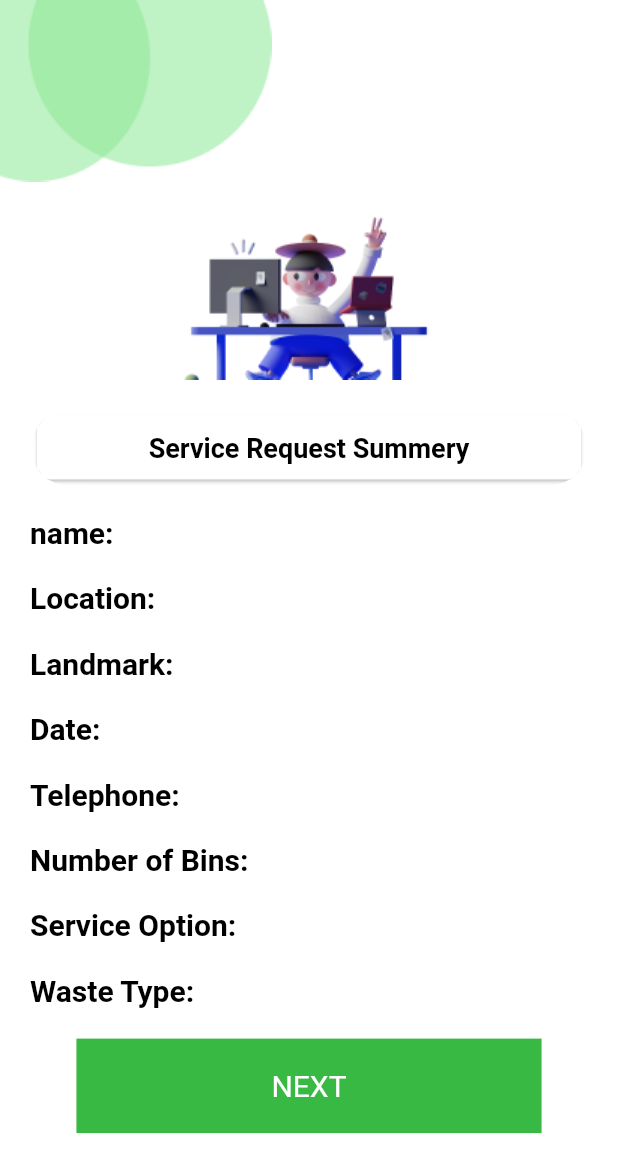
After one commit to Team-404-Hackerthon-Project/Wasty_Mobile, a Flutter app: the screen it shows after launch, after a tap on "NEXT", on a phone screen of 412 x 824 dp. The commit adds this screen. Shown: the top 1173 px of the screen. Run offline on Flutter 3.47's test engine with Material 2 defaults, Android fonts, the light colour scheme and no system bars; our stand-ins replace device_preview, get; Roboto replaces fonts that are missing (Poppins).

Commit message:
requst page and dashbord

```diff
--- a/lib/components/custom_button.dart
+++ b/lib/components/custom_button.dart
@@ -3,8 +3,13 @@ import 'package:wasty/constants.dart';
 
 class CustomButton extends StatelessWidget {
   final String buttonName;
+  final VoidCallback onPress;
 
-  const CustomButton({super.key,required this.buttonName});
+  const CustomButton({
+    Key? key, // Add the Key parameter here
+    required this.buttonName,
+    required this.onPress,
+  }) : super(key: key);
 
   @override
   Widget build(BuildContext context) {
@@ -13,26 +18,20 @@ class CustomButton extends StatelessWidget {
         backgroundColor: buttonColor,
         foregroundColor: buttonTextColor,
         elevation: 0,
-          padding: EdgeInsetsDirectional.symmetric(horizontal: 130, vertical: 20),
+        padding: const EdgeInsetsDirectional.symmetric(horizontal: 130, vertical: 20),
         shape: RoundedRectangleBorder(
           borderRadius: BorderRadius.circular(0.0),
         ),
-          textStyle: TextStyle(
+        textStyle: const TextStyle(
           fontSize: 20,
-          )
-
-
         ),
-        onPressed: (){},
+      ),
+      onPressed: () {
+        onPress(); // Call the onPress callback here
+      },
       child: Text(
         buttonName,
       ),
-
     );
   }
 }
-
-
-void routeNavigator (String route, context , Widget object){
-  Navigator.push(context, MaterialPageRoute(builder: (context) => object));
-}
--- /dev/null
+++ b/lib/components/verification_details.dart
@@ -0,0 +1,13 @@
+import 'package:flutter/material.dart';
+
+class VerifyRequest {
+  final String verifyName;
+  final String verifyAnswer; // Corrected the typo
+
+  VerifyRequest({required this.verifyAnswer, required this.verifyName}); // Corrected parameter names
+}
+
+List<VerifyRequest> verify = [
+  VerifyRequest(verifyName: 'Name', verifyAnswer: 'Akwasi Mensah'),
+  VerifyRequest(verifyName: 'Name', verifyAnswer: 'Akwasi Mensah'),
+];
--- a/lib/constants.dart
+++ b/lib/constants.dart
@@ -1,7 +1,7 @@
 import 'package:flutter/material.dart';
 
 
-const Color? bodyColor = Color(0xFFFFFFFF);
+Color? bodyColor = Color(0xFFFFFFFF);
 Color buttonColor = Color(0xFF37B943);
 Color buttonTextColor = Color(0xFFFFFFFF);
 Color formFieldColor = Color(0xFFEEEEEE);
--- a/lib/main.dart
+++ b/lib/main.dart
@@ -1,19 +1,14 @@
 import 'package:flutter/material.dart';
 import 'package:device_preview/device_preview.dart';
+import 'package:get/get.dart';
 
-import 'package:wasty/screens/registration_screen.dart';
-import 'package:wasty/screens/forgot_password_screen.dart';
-import 'package:wasty/screens/sign_in_screen.dart';
 import 'screens/home.dart';
-import 'screens/splash_screen.dart';
 
 void main() => runApp(
   DevicePreview(
     builder: (context) => MyApp(), // Wrap your app
   ),
-
   // const MyApp()
-
 );
 
 class MyApp extends StatelessWidget {
@@ -22,23 +17,24 @@ class MyApp extends StatelessWidget {
 
   @override
   Widget build(BuildContext context) {
-    return MaterialApp(
+    return GetMaterialApp(
       useInheritedMediaQuery: true,
-      title: 'Flutter Demo',
+      debugShowCheckedModeBanner: false,
+      title: 'Wasty',
       theme: ThemeData(
 
         colorScheme: ColorScheme.fromSeed(seedColor: Color(0xFF00BD15)),
-        useMaterial3: true,
+        //useMaterial3: true,
       ),
-      home: SplashScreen(),
+      home: DashBord(),
 
-      routes: {
-        '/splash': (context) => SplashScreen(),
-        '/registration': (context) => RegistrationScreen(),
-        '/forgot': (context) => ForgotPasswordScreen(),
-        '/signin': (context) => SignInScreen(),
-        '/landing': (context) => DashBord(),
-      },
+      // routes: {
+      //   '/splash': (context) => SplashScreen(),
+      //   '/registration': (context) => RegistrationScreen(),
+      //   '/forgot': (context) => ForgotPasswordScreen(),
+      //   '/signin': (context) => SignInScreen(),
+      //   '/landing': (context) => DashBord(),
+      // },
     );
   }
 }
--- a/lib/screens/forgot_password_screen.dart
+++ b/lib/screens/forgot_password_screen.dart
@@ -50,7 +50,7 @@ class ForgotPasswordScreen extends StatelessWidget {
                 'Wasty is a waste management application. Here you\'ll be able to connect with your nearest vendors based on your location'),
           )),
           SizedBox(height: 30,),
-          Center(child: CustomButton(buttonName:'Get Started')),
+          Center(child: CustomButton(buttonName:'Get Started', onPress: () {  },)),
         ],
       ) ,
 
--- a/lib/screens/home.dart
+++ b/lib/screens/home.dart
@@ -1,6 +1,10 @@
 import 'package:flutter/material.dart';
+import 'package:get/get.dart';
 
+import '../components/custom_button.dart';
+import '../constants.dart';
 import '../widgets/textfields_widgets.dart';
+import 'verify.dart';
 
 class DashBord extends StatefulWidget {
   @override
@@ -14,18 +18,28 @@ class _DashBordState extends State<DashBord> {
   final _landmark = TextEditingController();
   final _date = TextEditingController();
   final _phone = TextEditingController();
-  final _bins = TextEditingController();
+  //final _bins = TextEditingController();
+
+  List<String> numberOfBins = [
+    ' ',
+    '1',
+    '2',
+    '3',
+    '4',
+    '5',
+  ];
+  String? selectednumberOfBins = ' ';
 
   List<String> WasteType = [
     ' ',
     'Household Waste',
-    'Recyclables(Paper, Plastics, etc)',
-    'Hazardous (chemicals, batteries, etc)',
+    'Recyclables',
+    'Hazardous',
     'Organic Waste'
   ];
   String? selectedWasteType = ' ';
 
-  List<String> ServiceOption = [
+  List<String> serviceOption = [
     ' ',
     'One-time-picker',
     'Regular Pickup',
@@ -35,6 +49,7 @@ class _DashBordState extends State<DashBord> {
   Widget build(BuildContext context) {
     double size = MediaQuery.of(context).size.width;
     return Scaffold(
+      backgroundColor: bodyColor,
       body: Column(
         children: [
           Flexible(
@@ -93,7 +108,9 @@ class _DashBordState extends State<DashBord> {
               ],
             ),
           ),
-          Flexible(
+          Form(
+            key: _formKey,
+            child: Flexible(
               flex: 2,
               child: SingleChildScrollView(
                 child: Column(
@@ -203,16 +220,51 @@ class _DashBordState extends State<DashBord> {
                         ],
                       ),
                     ),
-                  MyTextField(
-                    controller: _bins,
-                    keyboardType: TextInputType.number,
-                    validator: (value) {
-                      if (value == null || value.isEmpty) {
-                        return 'Please enter number of Bins';
-                      }
-                      return null;
+                    // MyTextField(
+                    //   controller: _bins,
+                    //   keyboardType: TextInputType.phone,
+                    //   validator: (value) {
+                    //     if (value == null || value.isEmpty) {
+                    //       return 'Please enter number of Bins';
+                    //     }
+                    //     return null;
+                    //   },
+                    //   cardName: 'Number of Bins',
+                    // ),
+
+                    Padding(
+                      padding: const EdgeInsets.all(8.0),
+                      child: Column(
+                        crossAxisAlignment: CrossAxisAlignment.start,
+                        children: [
+                          const Text('Number of bins'),
+                          Card(
+                            elevation: 3,
+                            child: DropdownButtonFormField<String>(
+                              decoration: const InputDecoration(
+                                border: InputBorder.none,
+                                hintText: ' ',
+                                contentPadding: EdgeInsets.zero,
+                              ),
+                              items:
+                                  numberOfBins.map<DropdownMenuItem<String>>(
+                                      (String value) {
+                                return DropdownMenuItem<String>(
+                                  value: value,
+                                  child: Text(value),
+                                );
+                              }).toList(),
+                              onChanged: (String? newValue) {
+                                // Handle dropdown value changes here
+
+                                selectednumberOfBins = newValue;
                               },
-                    cardName: 'Number of Bins',
+                              // Set an initial value if needed
+                              value: selectednumberOfBins,
+                            ),
+                          ),
+                        ],
+                      ),
                     ),
                     Padding(
                       padding: const EdgeInsets.all(8.0),
@@ -228,7 +280,8 @@ class _DashBordState extends State<DashBord> {
                                 hintText: ' ',
                                 contentPadding: EdgeInsets.zero,
                               ),
-                            items: ServiceOption.map<DropdownMenuItem<String>>(
+                              items:
+                                  serviceOption.map<DropdownMenuItem<String>>(
                                       (String value) {
                                 return DropdownMenuItem<String>(
                                   value: value,
@@ -247,7 +300,34 @@ class _DashBordState extends State<DashBord> {
                         ],
                       ),
                     ),
+                    CustomButton(
+                      buttonName: 'NEXT',
+                      onPress: () {
+                    //if (_formKey.currentState!.validate()) {
+
+
+                      // Navigate to the next screen
+                      Get.to(const SubmitInformation(),
+                      arguments: {
+                         'name': _nameController.text,
+                         'location': _location.text,
+                         'landMark': _landmark.text,
+                         'date': _date.text.toString(),
+                         'phone': _phone.text.toString(),
+                         'selectedWasteType': selectedWasteType.toString(),
+                         'selectednumberOfBins': selectednumberOfBins.toString(),
+                         'selectedServiceOption': selectedServiceOption.toString()
+                      },
+                          duration: const Duration(seconds: 1),
+                          transition: Transition.native);
+                    //}
+                      },
+                    ),
+                    SizedBox(
+                      height: size * 0.03,
+                    )
                   ],
+                ),
               ),
             ),
           ),
--- a/lib/screens/registration_screen.dart
+++ b/lib/screens/registration_screen.dart
@@ -50,7 +50,7 @@ class RegistrationScreen extends StatelessWidget {
                 'Wasty is a waste management application. Here you\'ll be able to connect with your nearest vendors based on your location'),
           )),
           SizedBox(height: 30,),
-          Center(child: CustomButton(buttonName:'Get Started')),
+          Center(child: CustomButton(buttonName:'Get Started', onPress: () {  },)),
         ],
       ) ,
 
--- a/lib/screens/sign_in_screen.dart
+++ b/lib/screens/sign_in_screen.dart
@@ -50,7 +50,7 @@ class SignInScreen extends StatelessWidget {
                 'Wasty is a waste management application. Here you\'ll be able to connect with your nearest vendors based on your location'),
           )),
           SizedBox(height: 30,),
-          Center(child: CustomButton(buttonName:'Get Started')),
+          Center(child: CustomButton(buttonName:'Get Started', onPress: () {  },)),
         ],
       ) ,
 
--- a/lib/screens/splash_screen.dart
+++ b/lib/screens/splash_screen.dart
@@ -9,16 +9,16 @@ class SplashScreen extends StatelessWidget {
   Widget build(BuildContext context) {
     return Scaffold(
       backgroundColor: bodyColor,
-      body: Column(
+      body:  Column(
         crossAxisAlignment: CrossAxisAlignment.start,
         children: [
-          Image(
+          const Image(
             image: AssetImage(
                 'assets/images/overlapping_circles.png'
             ),
           ),
 
-          Center(
+          const Center(
             child: Text(
                 'Wasty',
               style: TextStyle(
@@ -27,7 +27,7 @@ class SplashScreen extends StatelessWidget {
             ),
           ),
 
-          Center(
+          const Center(
             child: Image(
                 image: AssetImage(
                   'assets/images/lady_next_to_phone.png'
@@ -35,22 +35,22 @@ class SplashScreen extends StatelessWidget {
             ),
           ),
 
-          SizedBox(height: 20,),
+          const SizedBox(height: 20,),
 
-          Center(child: Text('Manage your waste effectively!')),
+          const Center(child: Text('Manage your waste effectively!')),
 
-          SizedBox(height: 20,),
+          const SizedBox(height: 20,),
 
-          Center(child: Padding(
-            padding: const EdgeInsets.symmetric(horizontal: 80, vertical: 40),
+          const Center(child: Padding(
+            padding: EdgeInsets.symmetric(horizontal: 80, vertical: 40),
             child:
               Text(
                 maxLines: 4,
                 textAlign: TextAlign.center,
                   'Wasty is a waste management application. Here you\'ll be able to connect with your nearest vendors based on your location'),
           )),
-          SizedBox(height: 30,),
-          Center(child: CustomButton(buttonName:'Get Started')),
+          const SizedBox(height: 30,),
+          Center(child: CustomButton(buttonName:'Get Started', onPress: () {  },)),
         ],
       ) ,
 
--- /dev/null
+++ b/lib/screens/verify.dart
@@ -0,0 +1,251 @@
+import 'package:flutter/material.dart';
+import 'package:get/get.dart';
+
+import '../components/custom_button.dart';
+import '../components/verification_details.dart';
+import '../constants.dart';
+
+class SubmitInformation extends StatelessWidget {
+  const SubmitInformation({super.key});
+
+  @override
+  Widget build(BuildContext context) {
+    double size = MediaQuery.of(context).size.width;
+    final requstArguments = Get.arguments;
+
+    final userName = requstArguments['name'] ?? 'Default Name';
+final location = requstArguments['location'] ?? 'Default Location';
+final landMark = requstArguments['landMark'] ?? 'Default Landmark';
+final date = requstArguments['date'] ?? 'Default Date';
+final phone = requstArguments['phone'] ?? 'Default Phone';
+final selectednumberOfBins = requstArguments['selectednumberOfBins'] ?? 'Default Bins';
+final selectedWasteType = requstArguments['selectedWasteType'] ?? 'Default Waste Type';
+final selectedServiceOption = requstArguments['selectedServiceOption'] ?? 'Default Service Option';
+
+    return Scaffold(
+        backgroundColor: bodyColor,
+        body: Column(
+          crossAxisAlignment: CrossAxisAlignment.start,
+          children: [
+            const Image(
+              image: AssetImage('assets/images/overlapping_circles.png'),
+            ),
+            const Center(
+              child: Image(
+                image: AssetImage('assets/images/verify.png'),
+              ),
+            ),
+            SizedBox(
+              height: size * 0.05,
+            ),
+            Center(
+              child: SizedBox(
+                height: 50,
+                width: double.infinity,
+                child: Padding(
+                  padding: EdgeInsets.symmetric(horizontal: size * 0.05),
+                  child: ClipRRect(
+                    borderRadius: BorderRadius.circular(80.0),
+                    child: const Card(
+                      color: Colors.white,
+                      child: Center(
+                          child: Text(
+                        'Service Request Summery',
+                        style: TextStyle(
+                          fontFamily: 'Poppins',
+                          fontSize: 18,
+                          fontWeight: FontWeight.w700,
+                          color: Color(0xFF000000),
+                        ),
+                      )),
+                    ),
+                  ),
+                ),
+              ),
+            ),
+             Padding(
+              padding: const EdgeInsets.all(20.0),
+              child: Column(
+                children: [
+                   Row(
+                    mainAxisAlignment: MainAxisAlignment.spaceBetween,
+                    children: [
+                      const Text('name:',
+                          style: TextStyle(
+                          fontFamily: 'Poppins',
+                          fontSize: 20,
+                          fontWeight: FontWeight.w700,
+                          color: Color(0xFF000000),
+                        ),),
+                      Text(userName, style: const TextStyle(
+                          fontFamily: 'Poppins',
+                          fontSize: 18,
+                          fontWeight: FontWeight.w500,
+                          color: Color(0xFF474A56),
+                        ),),
+                    ],
+                  ),
+                  SizedBox(height: size*0.05,),
+
+                   Row(
+                    mainAxisAlignment: MainAxisAlignment.spaceBetween,
+                    children: [
+                      const Text('Location:',
+                          style: TextStyle(
+                          fontFamily: 'Poppins',
+                          fontSize: 20,
+                          fontWeight: FontWeight.w700,
+                          color: Color(0xFF000000),
+                        ),),
+                      Text(location, style: const TextStyle(
+                          fontFamily: 'Poppins',
+                          fontSize: 18,
+                          fontWeight: FontWeight.w500,
+                          color: Color(0xFF474A56),
+                        ),),
+                    ],
+                  ),
+                  SizedBox(height: size*0.05,),
+
+                   Row(
+                    mainAxisAlignment: MainAxisAlignment.spaceBetween,
+                    children: [
+                      const Text('Landmark:',
+                          style: TextStyle(
+                          fontFamily: 'Poppins',
+                          fontSize: 20,
+                          fontWeight: FontWeight.w700,
+                          color: Color(0xFF000000),
+                        ),),
+                      Text(landMark, style: const TextStyle(
+                          fontFamily: 'Poppins',
+                          fontSize: 18,
+                          fontWeight: FontWeight.w500,
+                          color: Color(0xFF474A56),
+                        ),),
+                    ],
+                  ),
+                  SizedBox(height: size*0.05,),
+
+                   Row(
+                    mainAxisAlignment: MainAxisAlignment.spaceBetween,
+                    children: [
+                      const Text('Date:',
+                          style: TextStyle(
+                          fontFamily: 'Poppins',
+                          fontSize: 20,
+                          fontWeight: FontWeight.w700,
+                          color: Color(0xFF000000),
+                        ),),
+                      Text(date, style: const TextStyle(
+                          fontFamily: 'Poppins',
+                          fontSize: 18,
+                          fontWeight: FontWeight.w500,
+                          color: Color(0xFF474A56),
+                        ),),
+                    ],
+                  ),
+                  SizedBox(height: size*0.05,),
+
+                   Row(
+                    mainAxisAlignment: MainAxisAlignment.spaceBetween,
+                    children: [
+                      const Text('Telephone:',
+                          style: TextStyle(
+                          fontFamily: 'Poppins',
+                          fontSize: 20,
+                          fontWeight: FontWeight.w700,
+                          color: Color(0xFF000000),
+                        ),),
+                      Text(phone, style: const TextStyle(
+                          fontFamily: 'Poppins',
+                          fontSize: 18,
+                          fontWeight: FontWeight.w500,
+                          color: Color(0xFF474A56),
+                        ),),
+                    ],
+                  ),
+                  SizedBox(height: size*0.05,),
+
+                   Row(
+                    mainAxisAlignment: MainAxisAlignment.spaceBetween,
+                    children: [
+                      const Text('Number of Bins:',
+                          style: TextStyle(
+                          fontFamily: 'Poppins',
+                          fontSize: 20,
+                          fontWeight: FontWeight.w700,
+                          color: Color(0xFF000000),
+                        ),),
+                      Text(selectednumberOfBins, style: const TextStyle(
+                          fontFamily: 'Poppins',
+                          fontSize: 18,
+                          fontWeight: FontWeight.w500,
+                          color: Color(0xFF474A56),
+                        ),),
+                    ],
+                  ),
+                  SizedBox(height: size*0.05,),
+
+                   Row(
+                    mainAxisAlignment: MainAxisAlignment.spaceBetween,
+                    children: [
+                      const Text('Service Option:',
+                          style: TextStyle(
+                          fontFamily: 'Poppins',
+                          fontSize: 20,
+                          fontWeight: FontWeight.w700,
+                          color: Color(0xFF000000),
+                        ),),
+                      Text(selectedServiceOption.toString(), style: const TextStyle(
+                          fontFamily: 'Poppins',
+                          fontSize: 18,
+                          fontWeight: FontWeight.w500,
+                          color: Color(0xFF474A56),
+                        ),),
+                    ],
+                  ),
+                  SizedBox(height: size*0.05,),
+
+                   Row(
+                    mainAxisAlignment: MainAxisAlignment.spaceBetween,
+                    children: [
+                      const Text('Waste Type:',
+                          style: TextStyle(
+                          fontFamily: 'Poppins',
+                          fontSize: 20,
+                          fontWeight: FontWeight.w700,
+                          color: Color(0xFF000000),
+                        ),),
+                      Text(selectedWasteType.toString(), style: const TextStyle(
+                          fontFamily: 'Poppins',
+                          fontSize: 18,
+                          fontWeight: FontWeight.w500,
+                          color: Color(0xFF474A56),
+                        ),),
+                    ],
+                  ),
+                  SizedBox(height: size*0.05,),
+
+                  CustomButton(
+                      buttonName: 'NEXT',
+                      onPress: () {
+                    //if (_formKey.currentState!.validate()) {
+
+
+                      // Navigate to the next screen
+                      Get.to(const SubmitInformation(),
+
+                          duration: const Duration(seconds: 1),
+                          transition: Transition.native);
+                    //}
+                      },
+                    ),
+
+                ],
+              ),
+            )
+          ],
+        ));
+  }
+}
--- a/lib/widgets/textfields_widgets.dart
+++ b/lib/widgets/textfields_widgets.dart
@@ -37,8 +37,9 @@ class _MyTextFieldState extends State<MyTextField> {
               keyboardType: widget.keyboardType,
               controller: widget.controller,
               validator: widget.validator,
-              cursorColor: Colors.black,
+              cursorColor: const Color(0xFF00BD15),
               decoration: InputDecoration(
+                fillColor: Colors.white,
                 filled: true,
                 focusedBorder: const OutlineInputBorder(
                   borderSide: BorderSide(color: Color(0xFF00BD15)),
@@ -46,7 +47,7 @@ class _MyTextFieldState extends State<MyTextField> {
                 border: InputBorder.none,
                 suffixIcon: widget.iconData != null
                     ? IconButton(
-                        icon: Icon(widget.iconData, color: Color(0xFF00BD15)),
+                        icon: Icon(widget.iconData, color: const Color(0xFF00BD15)),
                         onPressed: () => _selectDate(context),
                       )
                     : null,
--- a/pubspec.yaml
+++ b/pubspec.yaml
@@ -36,6 +36,7 @@ dependencies:
   # Use with the CupertinoIcons class for iOS style icons.
   cupertino_icons: ^1.0.2
   device_preview: ^1.1.0
+  get:
 
 
 dev_dependencies:
```
Also changed, not shown: assets/images/verify.png (added), pubspec.lock. Lines whose indentation alone changed are shown as unchanged.
